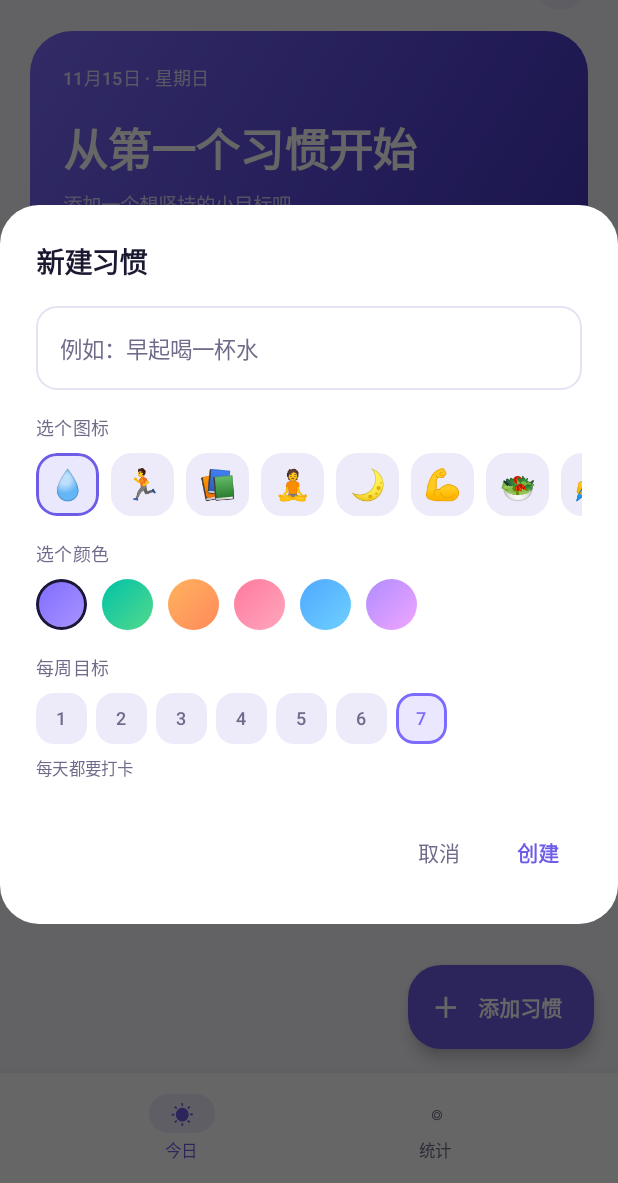
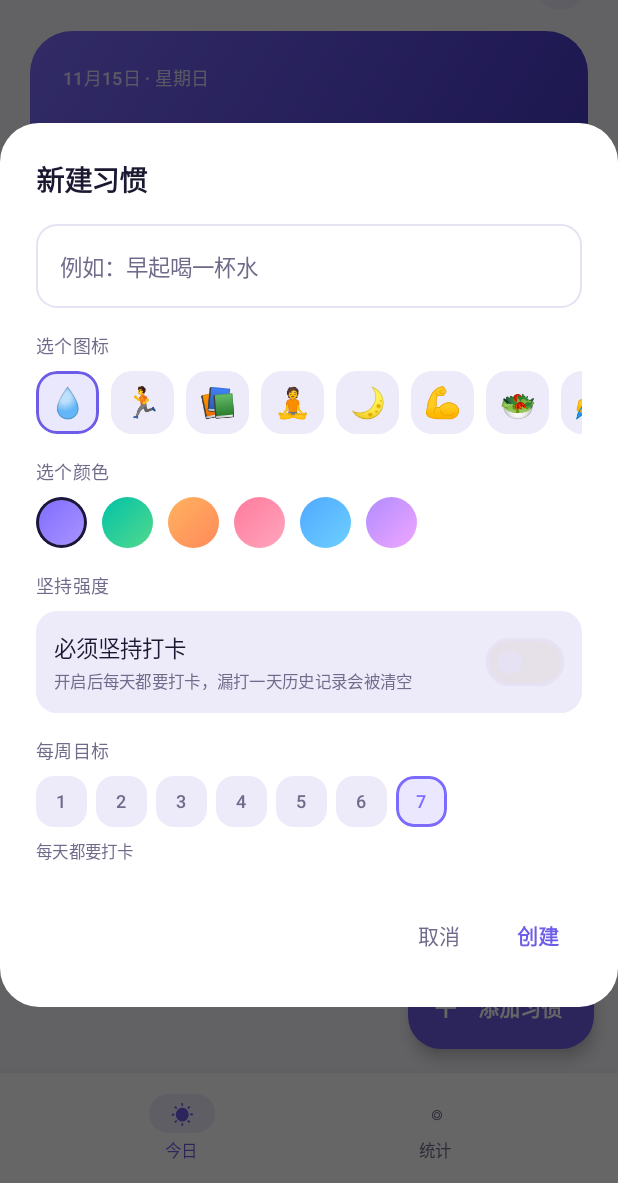
Before and after one commit to Witheart/KeepDay, an Android app built with Jetpack Compose: the screen it shows after launch (MainActivity), after a tap on "添加第一个习惯", on a phone screen of 412 x 824 dp, the part 53-1236 px from its top. Run offline under Robolectric (Android 15) with nearby library versions, the phone set to English and light mode, and no system bars.

Commit message:
feat(habit): 新增"必须坚持打卡"严格模式，漏打自动清零记录
- Habit 新增 strict / strictSince：开启后该习惯必须每天打卡，漏打一天则清空全部打卡记录
- 断签判定抽成纯函数 strictResetDue，并补 7 个单元测试覆盖边界（当天新建、今天未打卡、中间漏一天等）
- 应用启动、回到前台、桌面组件刷新三处都会清算，保证离开应用期间的漏打也会被处理
- 清零后 Snackbar 提示「XX 断签，记录已清零」，并把判定起点设为当天，避免同一天重复触发
- 清零后完成率从清零日重新计算，不把作废的历史算成缺卡
- 编辑器新增"坚持强度"开关：开启时隐藏每周目标、明确提示会清零；列表卡片与详情页标注"严格"

```diff
--- a/app/src/main/java/com/example/keepday/MainActivity.kt
+++ b/app/src/main/java/com/example/keepday/MainActivity.kt
@@ -21,4 +21,10 @@ class MainActivity : ComponentActivity() {
             }
         }
     }
+
+    override fun onResume() {
+        super.onResume()
+        // 长时间挂在后台再回来时，跨天漏打需要立刻清算
+        HabitStore.refreshStrict()
+    }
 }
--- a/app/src/main/java/com/example/keepday/ui/KeepDayApp.kt
+++ b/app/src/main/java/com/example/keepday/ui/KeepDayApp.kt
@@ -144,6 +144,20 @@ fun KeepDayApp() {
         TodayWidgetProvider.updateAll(context)
     }
 
+    // 严格模式断签清零的提示
+    val resetNotices by HabitStore.resetNotices.collectAsState()
+    LaunchedEffect(resetNotices) {
+        if (resetNotices.isNotEmpty()) {
+            val message = if (resetNotices.size == 1) {
+                "「${resetNotices.first()}」断签，记录已清零"
+            } else {
+                "${resetNotices.size} 个习惯断签，记录已清零"
+            }
+            HabitStore.consumeResetNotices()
+            snackbarHostState.showSnackbar(message, duration = SnackbarDuration.Long)
+        }
+    }
+
     val detailHabit = habits.firstOrNull { it.id == detailId }
 
     fun deleteHabit(habit: Habit) {
@@ -249,12 +263,12 @@ fun KeepDayApp() {
         HabitEditorDialog(
             initial = editorTarget,
             onDismiss = { showEditor = false },
-            onSubmit = { name, emoji, accentIndex, weekGoal ->
+            onSubmit = { name, emoji, accentIndex, weekGoal, strict ->
                 val target = editorTarget
                 val success = if (target == null) {
-                    HabitStore.add(name, emoji, accentIndex, weekGoal)
+                    HabitStore.add(name, emoji, accentIndex, weekGoal, strict)
                 } else {
-                    HabitStore.edit(target.id, name, emoji, accentIndex, weekGoal)
+                    HabitStore.edit(target.id, name, emoji, accentIndex, weekGoal, strict)
                 }
                 if (success) showEditor = false
                 success
--- a/app/src/main/java/com/example/keepday/ui/editor/HabitEditorDialog.kt
+++ b/app/src/main/java/com/example/keepday/ui/editor/HabitEditorDialog.kt
@@ -10,6 +10,7 @@ import androidx.compose.foundation.layout.Row
 import androidx.compose.foundation.layout.Spacer
 import androidx.compose.foundation.layout.fillMaxWidth
 import androidx.compose.foundation.layout.height
+import androidx.compose.foundation.layout.padding
 import androidx.compose.foundation.layout.size
 import androidx.compose.foundation.lazy.LazyRow
 import androidx.compose.foundation.lazy.items
@@ -19,6 +20,9 @@ import androidx.compose.foundation.text.KeyboardOptions
 import androidx.compose.material3.AlertDialog
 import androidx.compose.material3.MaterialTheme
 import androidx.compose.material3.OutlinedTextField
+import androidx.compose.material3.Surface
+import androidx.compose.material3.Switch
+import androidx.compose.material3.SwitchDefaults
 import androidx.compose.material3.Text
 import androidx.compose.material3.TextButton
 import androidx.compose.runtime.Composable
@@ -50,12 +54,13 @@ val emojiChoices = listOf(
 fun HabitEditorDialog(
     initial: Habit?,
     onDismiss: () -> Unit,
-    onSubmit: (name: String, emoji: String, accentIndex: Int, weekGoal: Int) -> Boolean
+    onSubmit: (name: String, emoji: String, accentIndex: Int, weekGoal: Int, strict: Boolean) -> Boolean
 ) {
     var name by remember { mutableStateOf(initial?.name.orEmpty()) }
     var emoji by remember { mutableStateOf(initial?.emoji ?: emojiChoices.first()) }
     var accentIndex by remember { mutableStateOf(initial?.accentIndex ?: 0) }
     var weekGoal by remember { mutableStateOf(initial?.weekGoal ?: 7) }
+    var strict by remember { mutableStateOf(initial?.strict ?: false) }
     var error by remember { mutableStateOf<String?>(null) }
 
     AlertDialog(
@@ -116,6 +121,55 @@ fun HabitEditorDialog(
                 }
 
                 Spacer(Modifier.height(16.dp))
+                Label("坚持强度")
+                Spacer(Modifier.height(8.dp))
+                Surface(
+                    shape = RoundedCornerShape(14.dp),
+                    color = if (strict) MaterialTheme.colorScheme.error.copy(alpha = 0.08f)
+                    else MaterialTheme.colorScheme.surfaceVariant
+                ) {
+                    Row(
+                        modifier = Modifier
+                            .fillMaxWidth()
+                            .padding(horizontal = 12.dp, vertical = 10.dp),
+                        verticalAlignment = Alignment.CenterVertically
+                    ) {
+                        Column(Modifier.weight(1f)) {
+                            Text(
+                                text = "必须坚持打卡",
+                                style = MaterialTheme.typography.bodyLarge,
+                                color = MaterialTheme.colorScheme.onSurface
+                            )
+                            Spacer(Modifier.height(3.dp))
+                            Text(
+                                text = "开启后每天都要打卡，漏打一天历史记录会被清空",
+                                style = MaterialTheme.typography.labelSmall,
+                                color = if (strict) MaterialTheme.colorScheme.error
+                                else MaterialTheme.colorScheme.onSurfaceVariant
+                            )
+                        }
+                        Switch(
+                            checked = strict,
+                            onCheckedChange = {
+                                strict = it
+                                if (it) weekGoal = 7
+                            },
+                            colors = SwitchDefaults.colors(
+                                checkedThumbColor = MaterialTheme.colorScheme.onError,
+                                checkedTrackColor = MaterialTheme.colorScheme.error
+                            )
+                        )
+                    }
+                }
+
+                Spacer(Modifier.height(16.dp))
+                if (strict) {
+                    Text(
+                        text = "严格模式下必须每天打卡，无需再设置每周目标",
+                        style = MaterialTheme.typography.labelSmall,
+                        color = MaterialTheme.colorScheme.onSurfaceVariant
+                    )
+                } else {
                     Label("每周目标")
                     Spacer(Modifier.height(8.dp))
                     Row(horizontalArrangement = Arrangement.spacedBy(6.dp)) {
@@ -135,11 +189,12 @@ fun HabitEditorDialog(
                         color = MaterialTheme.colorScheme.onSurfaceVariant
                     )
                 }
+            }
         },
         confirmButton = {
             TextButton(
                 onClick = {
-                    val ok = onSubmit(name, emoji, accentIndex, weekGoal)
+                    val ok = onSubmit(name, emoji, accentIndex, if (strict) 7 else weekGoal, strict)
                     if (!ok) error = "名称不能为空，也不能和已有习惯重名"
                 }
             ) {
--- a/app/src/main/java/com/example/keepday/widget/TodayWidgetProvider.kt
+++ b/app/src/main/java/com/example/keepday/widget/TodayWidgetProvider.kt
@@ -68,6 +68,8 @@ class TodayWidgetProvider : AppWidgetProvider() {
         private fun buildViews(context: Context): RemoteViews {
             HabitStore.init(context)
             val today = LocalDate.now()
+            // 组件刷新时也清算一次严格模式，避免用户长期不开 App 导致漏打状态滞后
+            HabitStore.refreshStrict(today)
             val habits = HabitStore.habits.value
             val ordered = habits.sortedWith(
                 compareByDescending<Habit> { it.pinned }.thenBy { it.isDone(today) }
```
Also changed, not shown: app/src/main/java/com/example/keepday/data/Habit.kt (+32 -4 lines), app/src/main/java/com/example/keepday/data/HabitStore.kt (+66 -8 lines), app/src/main/java/com/example/keepday/ui/detail/HabitDetailScreen.kt (+8 -3 lines), app/src/main/java/com/example/keepday/ui/today/TodayScreen.kt (+15 -1 lines), 1 other file. Lines whose indentation alone changed are shown as unchanged.
